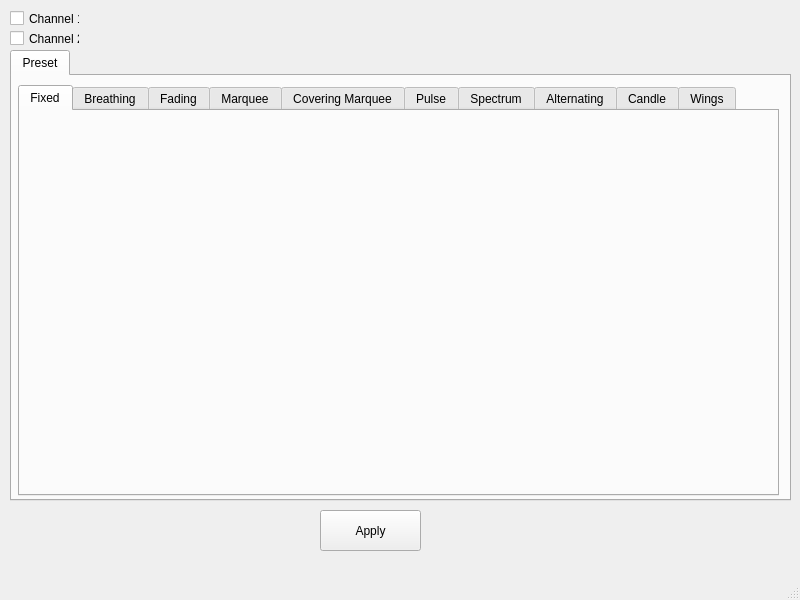
Qt form hue-gui.ui (kusti8/hue-plus) before a commit.
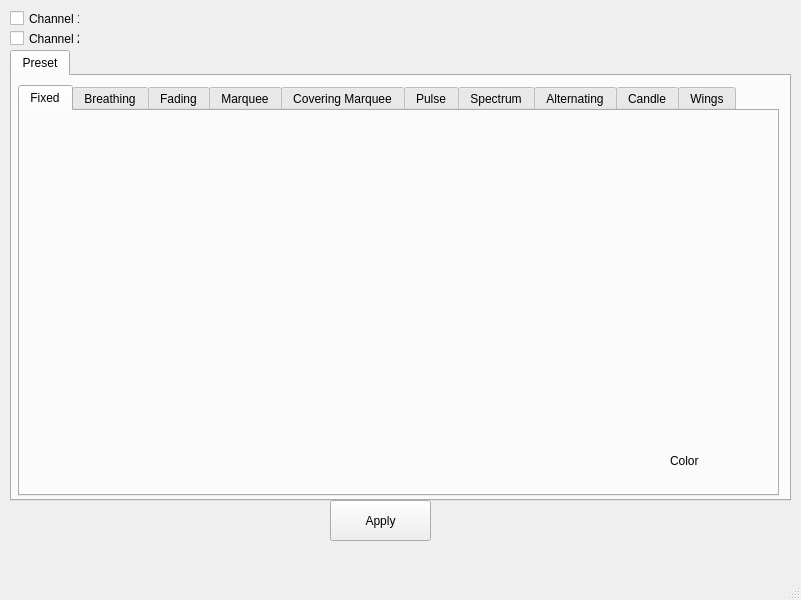
The same form after that commit.

What changed in the file:
```diff
--- a/hue-gui.ui
+++ b/hue-gui.ui
@@ -6,7 +6,7 @@
    <rect>
     <x>0</x>
     <y>0</y>
-    <width>800</width>
+    <width>801</width>
     <height>600</height>
    </rect>
   </property>
@@ -75,6 +75,19 @@
        <attribute name="title">
         <string>Fixed</string>
        </attribute>
+       <widget class="QLabel" name="label">
+        <property name="geometry">
+         <rect>
+          <x>650</x>
+          <y>340</y>
+          <width>62</width>
+          <height>20</height>
+         </rect>
+        </property>
+        <property name="text">
+         <string>Color</string>
+        </property>
+       </widget>
       </widget>
       <widget class="QWidget" name="breathingTab">
        <attribute name="title">
@@ -127,8 +140,8 @@
    <widget class="QPushButton" name="applyBtn">
     <property name="geometry">
      <rect>
-      <x>320</x>
-      <y>510</y>
+      <x>330</x>
+      <y>500</y>
       <width>101</width>
       <height>41</height>
      </rect>
```
Left out of the diff: 4 changed lines with no effect on the pictures.
